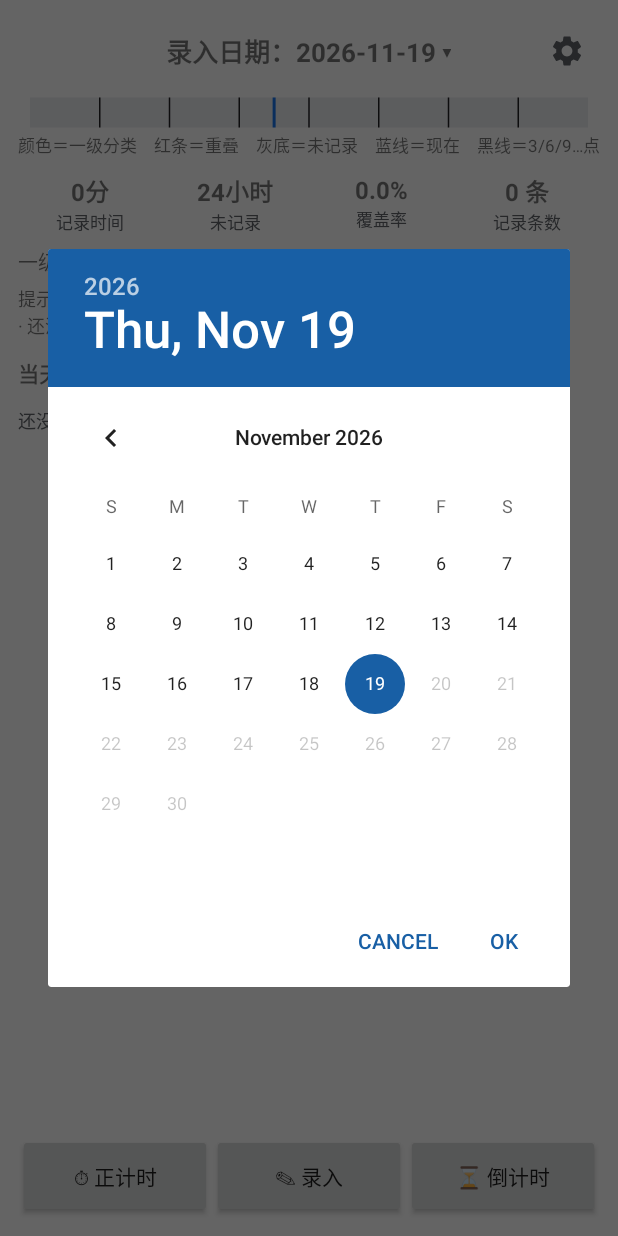
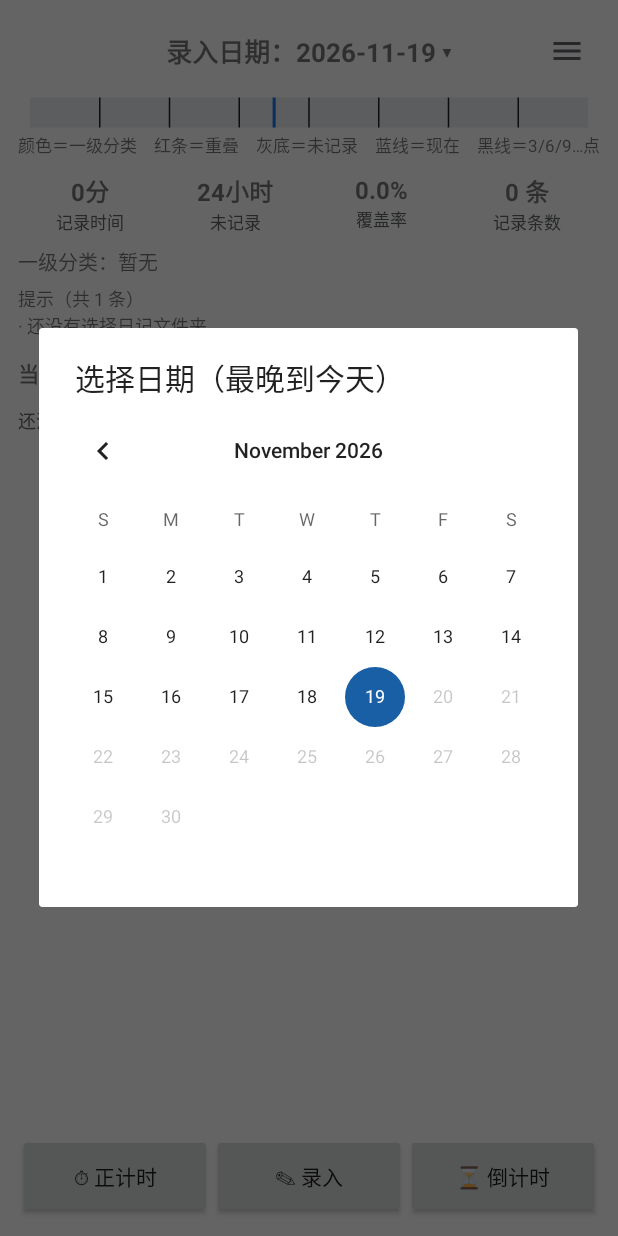
Before and after one commit to valelaneme/ObsidianTimeLog, an Android app: the screen it shows after launch (MainActivity), after a tap on an icon or button, on a phone screen of 412 x 824 dp. Run offline under Robolectric (Android 15) with nearby library versions, the phone set to English and light mode, and no system bars.

Commit message:
v1.6.2 三横线菜单、纯日历点选日期、浮层返回按钮、计时日期按真实今天

```diff
--- a/app/build.gradle
+++ b/app/build.gradle
@@ -4,11 +4,11 @@ plugins {
 }
 
 // 版本号分两个，各管各的：
-//   versionName = 人看的版本号（1.6.1），发版时**只改下面这一行**。
-//                 它决定 APK 文件名 Timelog-1.6.1.apk、Release 标签 v1.6.1、手机「应用信息」里显示的数字。
+//   versionName = 人看的版本号（1.6.2），发版时**只改下面这一行**。
+//                 它决定 APK 文件名 Timelog-1.6.2.apk、Release 标签 v1.6.2、手机「应用信息」里显示的数字。
 //   versionCode = 系统看的序号，由编译时刻的分钟数自动生成（约 2900 万，远低于 Android 上限 21 亿）。
 //                 手机上不显示，但**每次编译都会变大**，所以覆盖安装不会被系统当成同一版本。
-def appVersionName = '1.6.1'
+def appVersionName = '1.6.2'
 
 def buildStamp = System.currentTimeMillis()
 def ciBuildNumber = (buildStamp / 60000L) as int       // 分钟级序号，只给 versionCode 用
--- a/app/src/main/java/com/example/timelog/MainActivity.kt
+++ b/app/src/main/java/com/example/timelog/MainActivity.kt
@@ -3,7 +3,6 @@ package com.example.timelog
 import android.Manifest
 import android.app.Activity
 import android.app.AlarmManager
-import android.app.DatePickerDialog
 import android.app.PendingIntent
 import android.content.Context
 import android.content.Intent
@@ -396,9 +395,9 @@ class MainActivity : AppCompatActivity() {
         editing = entry
         editingFileDate = fileDate
         tvSheetTitle.text = if (entry != null) {
-            "编辑记录（点 × 收起）"
+            "编辑记录（点「返回」退出）"
         } else {
-            "录入（下滑或点 × 收起）"
+            "录入（下滑或点「返回」退出）"
         }
         btnSave.text = if (entry != null) "保存修改" else "校验并追加到当天 md"
         btnSheetDelete.visibility = if (entry != null) View.VISIBLE else View.GONE
@@ -502,27 +501,36 @@ class MainActivity : AppCompatActivity() {
     }
 
     /**
-     * 点顶栏日期：弹系统日期选择器，默认停在正在看的那天，显示当月。
-     * maxDate 设成现在，未来的日子直接灰掉点不了。
+     * 点顶栏日期：弹出一个只有日历的窗口（没有"确定/取消"按钮）。
+     * 点哪天就立即切到哪天并关掉窗口；点外面或按返回键也能关掉。
+     * maxDate = 现在，未来的日子灰掉点不了。
      */
     private fun showDatePicker() {
-        val picker = DatePickerDialog(
-            this,
-            { _, year, month, day ->
-                val picked = LocalDate.of(year, month + 1, day)
-                if (picked.isAfter(LocalDate.now())) {
-                    Toast.makeText(this, "还没到那一天", Toast.LENGTH_SHORT).show()
-                } else {
-                    pendingSlideDir = if (picked.isAfter(viewDate)) 1 else -1
-                    goToDate(picked)
-                }
-            },
-            viewDate.year,
-            viewDate.monthValue - 1,
-            viewDate.dayOfMonth
-        )
-        picker.datePicker.maxDate = System.currentTimeMillis()
-        picker.show()
+        val today = LocalDate.now()
+        val calendar = android.widget.CalendarView(this).apply {
+            maxDate = System.currentTimeMillis()
+            // 先设日期再挂监听，避免程序自己设日期时误触发一次"点选"
+            date = viewDate.atStartOfDay(ZoneId.systemDefault()).toInstant().toEpochMilli()
+        }
+        val dialog = AlertDialog.Builder(this)
+            .setTitle("选择日期（最晚到今天）")
+            .setView(calendar)
+            .create()
+        var picked = false
+        calendar.setOnDateChangeListener { _, year, month, day ->
+            if (picked) return@setOnDateChangeListener
+            val chosen = LocalDate.of(year, month + 1, day)
+            if (chosen.isAfter(today)) {
+                Toast.makeText(this, "还没到那一天", Toast.LENGTH_SHORT).show()
+                return@setOnDateChangeListener
+            }
+            picked = true
+            dialog.dismiss()
+            pendingSlideDir = if (chosen.isAfter(viewDate)) 1 else -1
+            goToDate(chosen)
+        }
+        dialog.setCanceledOnTouchOutside(true)
+        dialog.show()
     }
 
     /**
@@ -853,6 +861,8 @@ class MainActivity : AppCompatActivity() {
             val endMs = System.currentTimeMillis()
             etStart.setText(hm(start))
             etEnd.setText(hm(endMs))
+            // 计时是真实发生的，日期按今天走，不跟着首页正在看的那天走
+            etDate.setText(LocalDate.now().toString())
             prefs.stopwatchStart = 0L
             updateStopwatchLabel()
             openSheet()
@@ -961,6 +971,8 @@ class MainActivity : AppCompatActivity() {
         val e = intent.getStringExtra(TimerReceiver.EXTRA_END)
         if (s != null) etStart.setText(s)
         if (e != null) etEnd.setText(e)
+        // 倒计时到点是真实发生的时间，日期按今天走，不跟着首页正在看的那天走
+        etDate.setText(LocalDate.now().toString())
         prefs.countdownEnd = 0L
         updateCountdownLabel()
         openSheet()
--- a/app/src/main/res/drawable/ic_settings.xml
+++ b/app/src/main/res/drawable/ic_settings.xml
@@ -1,5 +1,5 @@
 <?xml version="1.0" encoding="utf-8"?>
-<!-- 设置齿轮图标：只用一张矢量图，不用文字，顶栏更干净 -->
+<!-- 顶栏入口图标：三条横线（汉堡菜单），不带文字 -->
 <vector xmlns:android="http://schemas.android.com/apk/res/android"
     android:width="24dp"
     android:height="24dp"
@@ -7,5 +7,5 @@
     android:viewportHeight="24">
     <path
         android:fillColor="#5F6368"
-        android:pathData="M19.14,12.94c0.04,-0.3 0.06,-0.61 0.06,-0.94c0,-0.32 -0.02,-0.64 -0.07,-0.94l2.03,-1.58c0.18,-0.14 0.23,-0.41 0.12,-0.61l-1.92,-3.32c-0.12,-0.22 -0.37,-0.29 -0.59,-0.22l-2.39,0.96c-0.5,-0.38 -1.03,-0.7 -1.62,-0.94L14.4,2.81c-0.04,-0.24 -0.24,-0.41 -0.48,-0.41h-3.84c-0.24,0 -0.43,0.17 -0.47,0.41L9.25,5.35C8.66,5.59 8.12,5.92 7.63,6.29L5.24,5.33c-0.22,-0.08 -0.47,0 -0.59,0.22L2.74,8.87C2.62,9.08 2.66,9.34 2.86,9.48l2.03,1.58C4.84,11.36 4.8,11.69 4.8,12s0.02,0.64 0.07,0.94l-2.03,1.58c-0.18,0.14 -0.23,0.41 -0.12,0.61l1.92,3.32c0.12,0.22 0.37,0.29 0.59,0.22l2.39,-0.96c0.5,0.38 1.03,0.7 1.62,0.94l0.36,2.54c0.05,0.24 0.24,0.41 0.48,0.41h3.84c0.24,0 0.44,-0.17 0.47,-0.41l0.36,-2.54c0.59,-0.24 1.13,-0.56 1.62,-0.94l2.39,0.96c0.22,0.08 0.47,0 0.59,-0.22l1.92,-3.32c0.12,-0.22 0.07,-0.47 -0.12,-0.61L19.14,12.94zM12,15.6c-1.98,0 -3.6,-1.62 -3.6,-3.6s1.62,-3.6 3.6,-3.6s3.6,1.62 3.6,3.6S13.98,15.6 12,15.6z" />
+        android:pathData="M3,6h18v2H3zM3,11h18v2H3zM3,16h18v2H3z" />
 </vector>
--- a/app/src/main/res/layout/activity_main.xml
+++ b/app/src/main/res/layout/activity_main.xml
@@ -298,15 +298,16 @@
                 android:layout_height="wrap_content"
                 android:layout_weight="1"
                 android:paddingStart="16dp"
-                android:text="录入（下滑或点 × 收起）"
+                android:text="录入（下滑或点「返回」退出）"
                 android:textSize="13sp"
                 android:textStyle="bold" />
 
             <Button
                 android:id="@+id/btnHideSheet"
-                android:layout_width="56dp"
+                android:layout_width="64dp"
                 android:layout_height="wrap_content"
-                android:text="×" />
+                android:text="返回"
+                android:textSize="12sp" />
         </LinearLayout>
 
         <ScrollView
```
Also changed, not shown: 2 other files.
